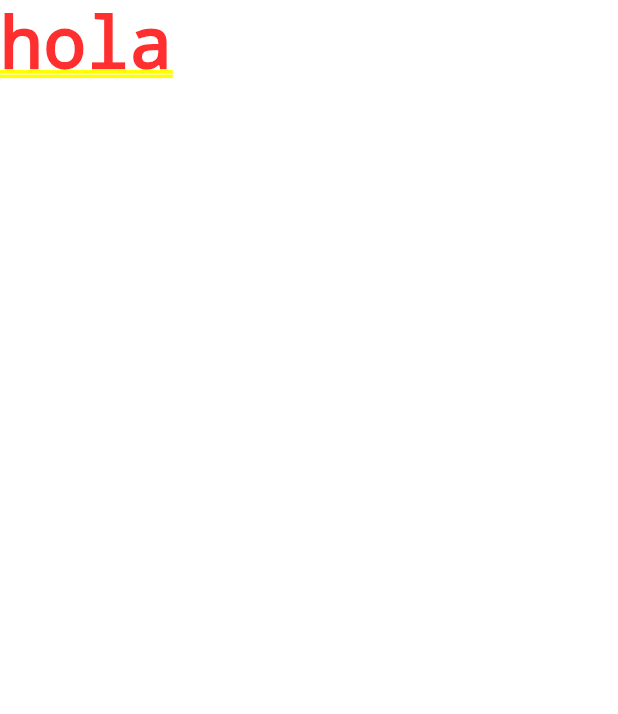
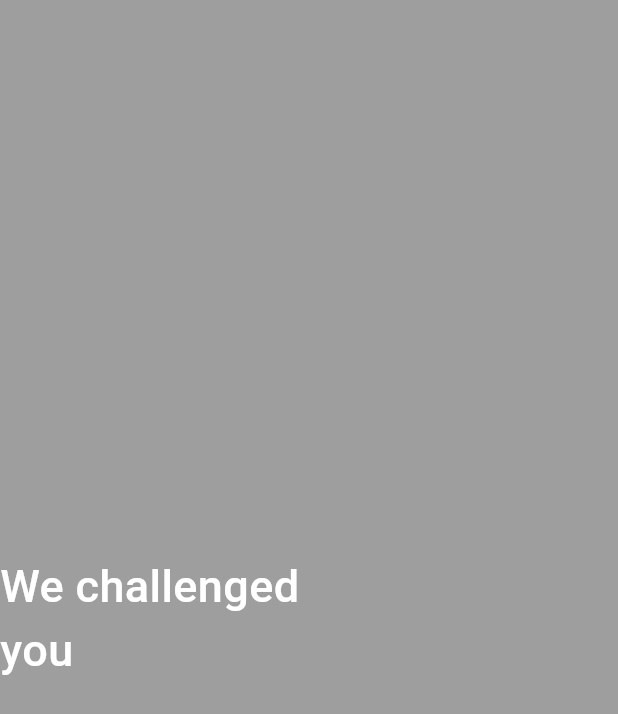
Before and after one commit to migi15ghost/video_challenge, a Flutter app: the screen it shows after launch, on a phone screen of 412 x 824 dp. Shown: the top 714 px of the screen. Run offline on Flutter 3.47's test engine with Material 3 defaults, Android fonts, the light colour scheme and no system bars; our stand-ins replace bloc, equatable, flutter_bloc, go_router, google_fonts.

Commit message:
[ADD] home page

```diff
--- /dev/null
+++ b/lib/home/bloc/home_bloc.dart
@@ -0,0 +1,11 @@
+import 'package:bloc/bloc.dart';
+import 'package:equatable/equatable.dart';
+
+part 'home_event.dart';
+
+part 'home_state.dart';
+
+class HomeBloc extends Bloc<HomeEvent, HomeState> {
+  HomeBloc() : super(const HomeInitial()) ;
+
+}
--- /dev/null
+++ b/lib/home/bloc/home_event.dart
@@ -0,0 +1,8 @@
+part of 'home_bloc.dart';
+
+abstract class HomeEvent extends Equatable {
+  const HomeEvent();
+
+  @override
+  List<Object> get props => [];
+}
--- /dev/null
+++ b/lib/home/bloc/home_state.dart
@@ -0,0 +1,25 @@
+
+part of 'home_bloc.dart';
+
+abstract class HomeState extends Equatable {
+  const HomeState();
+  @override
+  List<Object> get props => [];
+}
+
+class HomeInitial extends HomeState {
+  const HomeInitial();
+}
+
+class HomeError extends HomeState {
+  const HomeError(this.message);
+
+  final String message;
+
+  @override
+  List<Object> get props => [message];
+}
+
+class Loading extends HomeState {
+  const Loading();
+}
--- /dev/null
+++ b/lib/home/page/home_page.dart
@@ -0,0 +1,76 @@
+import 'package:flutter/material.dart';
+import 'package:flutter/services.dart';
+
+import 'package:flutter_bloc/flutter_bloc.dart';
+import 'package:video_challenge/home/bloc/home_bloc.dart';
+
+class HomePage extends StatelessWidget {
+  const HomePage({
+    super.key,
+  });
+
+  @override
+  Widget build(BuildContext context) {
+    SystemChrome.setEnabledSystemUIMode(SystemUiMode.manual, overlays: []);
+    return MultiBlocProvider(
+      providers: [
+        BlocProvider<HomeBloc>(
+          create: (context) => HomeBloc(),
+        ),
+      ],
+      child: const _Page(),
+    );
+  }
+}
+
+class _Page extends StatelessWidget {
+  const _Page();
+
+  @override
+  Widget build(BuildContext context) {
+    return Scaffold(
+      resizeToAvoidBottomInset: false,
+      backgroundColor: Colors.white,
+      body: BlocListener<HomeBloc, HomeState>(
+        listener: (context, state) {},
+        child: SafeArea(child: _Body()),
+      ),
+    );
+  }
+}
+
+class _Body extends StatelessWidget {
+  @override
+  Widget build(BuildContext context) {
+
+    double width = MediaQuery.sizeOf(context).width;
+    double height = MediaQuery.sizeOf(context).height;
+    return BlocBuilder<HomeBloc, HomeState>(
+      builder: (context, state) {
+        return Container(
+          width: width,
+          height: height,
+          color: Colors.grey,
+          child: Stack(
+            children: [
+              SizedBox(
+                width: width*0.5,
+                height: height,
+                child: const Center(
+                  child:  Text(
+                    'We challenged you',
+                    style: TextStyle(
+                      color: Colors.white,
+                      fontWeight: FontWeight.w500,
+                      fontSize: 30
+                    ),
+                  ),
+                ),
+              ),
+            ],
+          ),
+        );
+      },
+    );
+  }
+}
--- a/lib/page/home_page.dart
+++ /dev/null
@@ -1,10 +0,0 @@
-import 'package:flutter/material.dart';
-
-class HomePage extends StatelessWidget {
-  const HomePage({super.key});
-
-  @override
-  Widget build(BuildContext context) {
-    return const Text('hola');
-  }
-}
--- a/lib/route/route_navigator.dart
+++ b/lib/route/route_navigator.dart
@@ -1,6 +1,6 @@
 import 'package:flutter/material.dart';
 import 'package:go_router/go_router.dart';
-import 'package:video_challenge/page/home_page.dart';
+import 'package:video_challenge/home/page/home_page.dart';
 
 final GoRouter router = GoRouter(
   initialLocation: '/home',
--- a/pubspec.yaml
+++ b/pubspec.yaml
@@ -15,6 +15,7 @@ dependencies:
   google_fonts: ^6.2.1
   cupertino_icons: ^1.0.6
   provider: ^6.1.2
+  equatable: ^2.0.5
   go_router: ^10.0.0
   flutter_localizations:
     sdk: flutter
```
Also changed, not shown: pubspec.lock.
